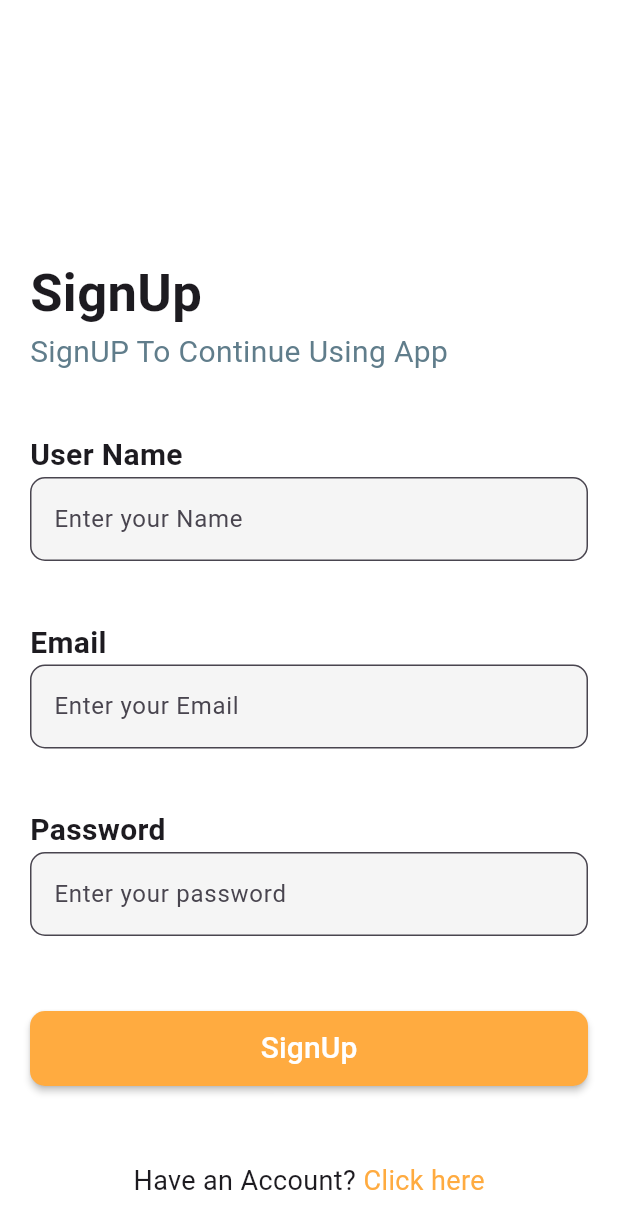
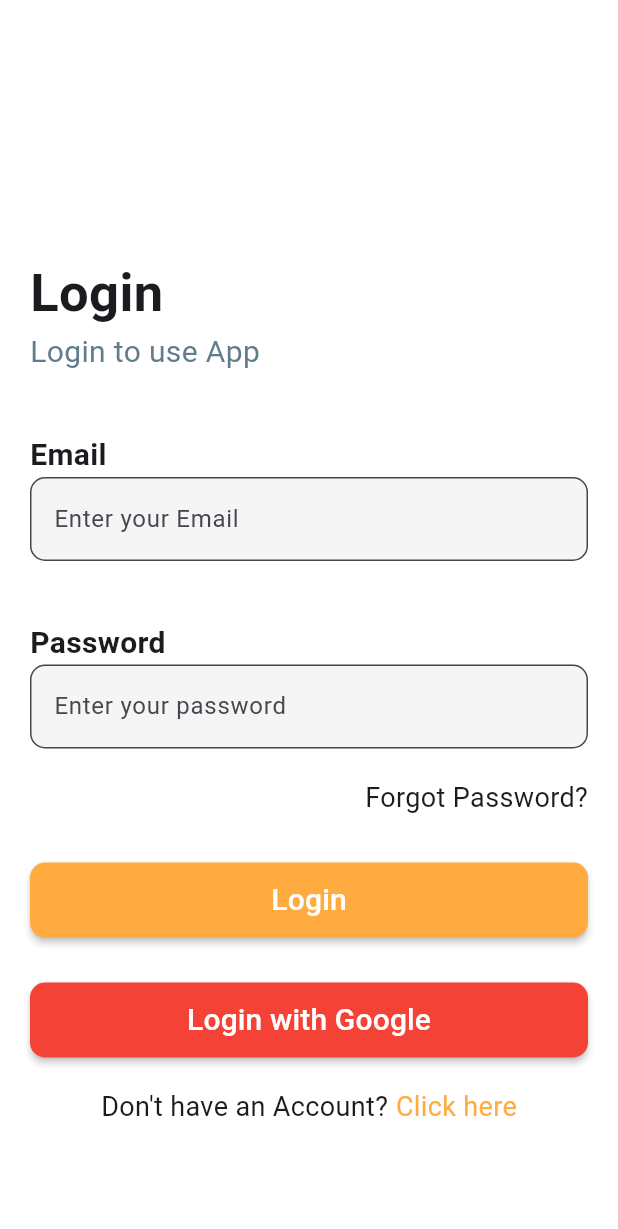
Before and after one commit to AbdullahAlomair6/notes-app, a Flutter app: the screen it shows after launch, on a phone screen of 412 x 824 dp. Shown: the top 1229 px of the screen. Run offline on Flutter 3.47's test engine with Material 3 defaults, Android fonts, the phone set to English and light mode, and no system bars; our stand-ins replace firebase_auth, firebase_core, flutter_bloc, go_router, sqflite; accounts and stored records are empty.

```diff
--- a/lib/core/app_routes.dart
+++ b/lib/core/app_routes.dart
@@ -1,31 +1,42 @@
+import 'package:firebase_auth/firebase_auth.dart';
 import 'package:flutter/material.dart';
 import 'package:go_router/go_router.dart';
 import 'package:notes_app/modules/login/view/login_screen.dart';
 import 'package:notes_app/modules/login/view/signup_screen.dart';
-
 import '../layout/home_layout.dart';
 
 enum AppRouter { homeLayout, loginScreen, signupScreen }
 
 GoRouter goRouter() {
   return GoRouter(
-    initialLocation: '/signupScreen',
+    initialLocation: '/loginScreen',
     routes: <RouteBase>[
       GoRoute(
         path: "/homeLayout",
         name: AppRouter.homeLayout.name,
-        builder: (context, state) => HomeLayout(),
+        builder: (context, state) => const HomeLayout(),
       ),
       GoRoute(
         path: "/loginScreen",
         name: AppRouter.loginScreen.name,
-        builder: (context, state) => LoginScreen(),
+        builder: (context, state) => const LoginScreen(),
       ),
       GoRoute(
         path: "/signupScreen",
         name: AppRouter.signupScreen.name,
-        builder: (context, state) => SignupScreen(),
+        builder: (context, state) => const SignupScreen(),
       ),
     ],
+    redirect: (context, state) {
+      final user = FirebaseAuth.instance.currentUser;
+      final loggingIn = state.matchedLocation == '/loginScreen' || state.matchedLocation == '/signupScreen';
+
+      if (user == null && !loggingIn) {
+        return '/loginScreen';
+      } else if (user != null && loggingIn) {
+        return '/homeLayout';
+      }
+      return null;
+    },
   );
 }
```
